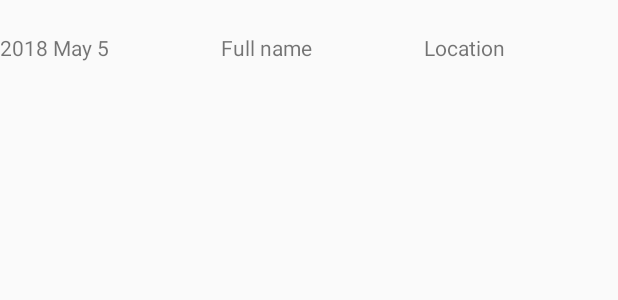
After one commit to lgiulian/Capstone_Project, an Android app: the layout tournament_published_item_layout.xml on its own in the app's theme, with its tools: preview values and no code run, on a phone screen of 412 x 824 dp. The commit adds this screen. Shown: the top 300 px of the screen. Run offline under Robolectric (Android 15) with nearby library versions, the phone set to English and light mode, and no system bars.

Commit message:
save tournaments in firestore and fetch them in Main screen

```diff
--- /dev/null
+++ b/app/src/main/res/layout/tournament_published_item_layout.xml
@@ -0,0 +1,36 @@
+<?xml version="1.0" encoding="utf-8"?>
+<LinearLayout xmlns:android="http://schemas.android.com/apk/res/android"
+    xmlns:tools="http://schemas.android.com/tools"
+    android:layout_width="match_parent"
+    android:layout_height="wrap_content"
+    android:orientation="horizontal">
+
+    <TextView
+        android:id="@+id/begin_date"
+        android:layout_width="wrap_content"
+        android:layout_height="wrap_content"
+        android:layout_weight="1"
+        android:gravity="center_vertical"
+        android:minHeight="?android:attr/listPreferredItemHeight"
+        tools:text="2018 May 5"/>
+
+    <TextView
+        android:id="@+id/full_name"
+        android:layout_width="wrap_content"
+        android:layout_height="wrap_content"
+        android:gravity="center_vertical"
+        android:layout_weight="1"
+        android:minHeight="?android:attr/listPreferredItemHeight"
+        tools:text="Full name"/>
+
+    <TextView
+        android:id="@+id/location"
+        android:layout_width="wrap_content"
+        android:layout_height="wrap_content"
+        android:gravity="center_vertical"
+        android:layout_weight="1"
+        android:minHeight="?android:attr/listPreferredItemHeight"
+        tools:text="Location"/>
+
+
+</LinearLayout>
```
Also changed, not shown: app/build.gradle (+6 -1 lines), app/src/main/java/com/crilu/gothandroid/CreateTournamentActivity.java (+3 -4 lines), app/src/main/java/com/crilu/gothandroid/GothandroidApplication.java (+16 -0 lines), app/src/main/java/com/crilu/gothandroid/MainActivity.java (+120 -31 lines), app/src/main/java/com/crilu/gothandroid/adapter/TournamentPublishedListAdapter.java (added, +76 -0 lines), app/src/main/java/com/crilu/gothandroid/model/firestore/Tournament.java (added, +37 -0 lines), app/src/main/java/com/crilu/gothandroid/utils/FileUtils.java (added, +34 -0 lines), app/src/main/res/layout/content_main.xml (+7 -5 lines).
